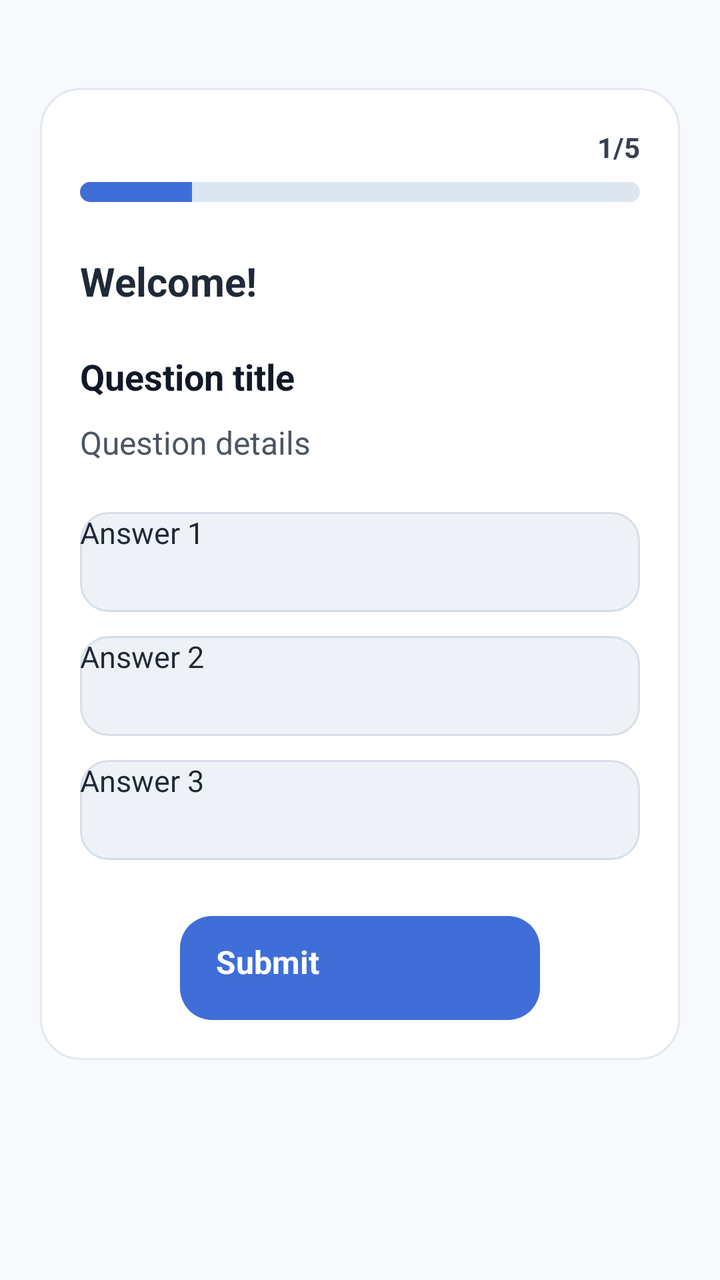
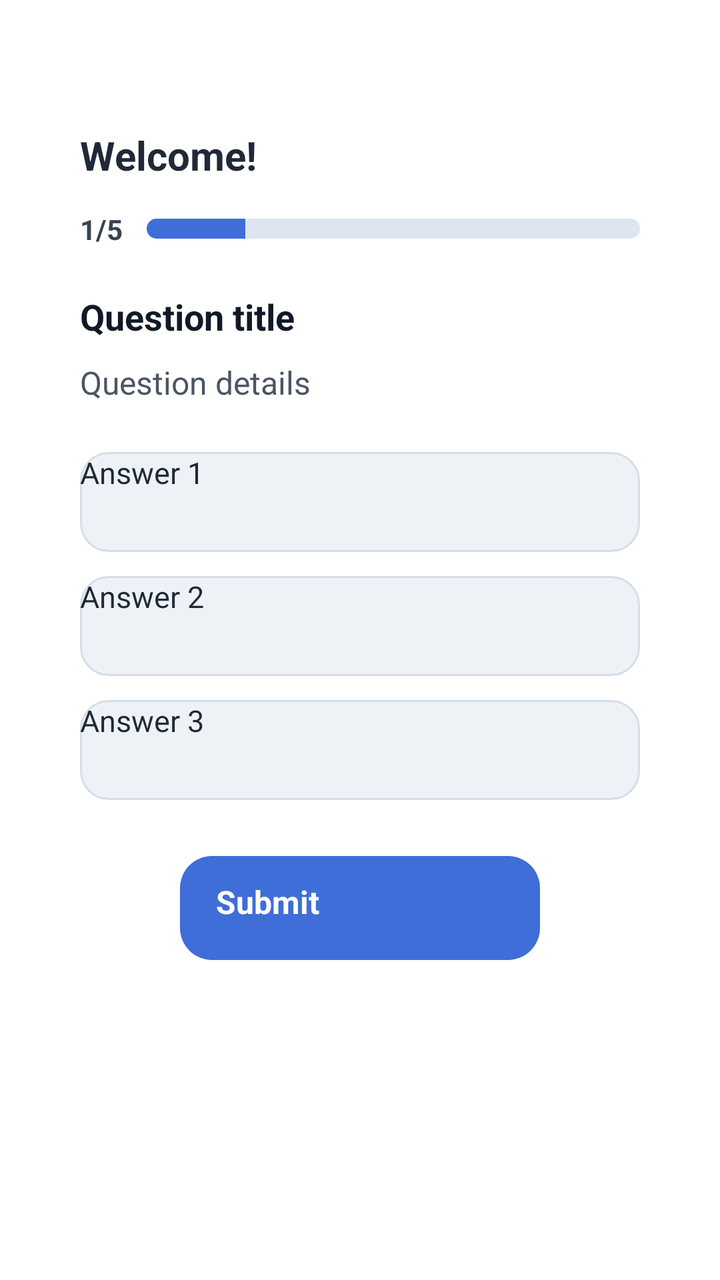

Before-and-after screenshots of an Android layout around one commit, followed by the original layout XML and the change that was made.
<!-- AndroidManifest.xml: application theme Theme.SIT30531C -->
<!-- res/layout/activity_quiz.xml -->
<?xml version="1.0" encoding="utf-8"?>
<ScrollView xmlns:android="http://schemas.android.com/apk/res/android"
    android:layout_width="match_parent"
    android:layout_height="match_parent"
    android:background="@drawable/bg_screen"
    android:fillViewport="true">

    <LinearLayout
        android:layout_width="match_parent"
        android:layout_height="wrap_content"
        android:gravity="center_horizontal"
        android:orientation="vertical"
        android:padding="20dp">

        <LinearLayout
            android:id="@+id/quizCard"
            android:layout_width="match_parent"
            android:layout_height="wrap_content"
            android:layout_marginTop="24dp"
            android:background="@drawable/bg_card"
            android:orientation="vertical"
            android:padding="20dp">

            <TextView
                android:id="@+id/progressText"
                android:layout_width="wrap_content"
                android:layout_height="wrap_content"
                android:layout_gravity="end"
                android:text="1/5"
                android:textColor="#374151"
                android:textSize="14sp"
                android:textStyle="bold" />

            <ProgressBar
                android:id="@+id/quizProgressBar"
                style="?android:attr/progressBarStyleHorizontal"
                android:layout_width="match_parent"
                android:layout_height="10dp"
                android:layout_marginTop="8dp"
                android:max="5"
                android:progress="1"
                android:progressDrawable="@drawable/progress_quiz" />

            <TextView
                android:id="@+id/welcomeText"
                android:layout_width="wrap_content"
                android:layout_height="wrap_content"
                android:layout_marginTop="26dp"
                android:text="Welcome!"
                android:textColor="#1F2937"
                android:textSize="20sp"
                android:textStyle="bold" />

            <TextView
                android:id="@+id/questionTitleText"
                android:layout_width="match_parent"
                android:layout_height="wrap_content"
                android:layout_marginTop="22dp"
                android:text="Question title"
                android:textColor="#111827"
                android:textSize="18sp"
                android:textStyle="bold" />

            <TextView
                android:id="@+id/questionDetailText"
                android:layout_width="match_parent"
                android:layout_height="wrap_content"
                android:layout_marginTop="10dp"
                android:lineSpacingExtra="4dp"
                android:text="Question details"
                android:textColor="#4B5563"
                android:textSize="16sp" />

            <Button
                android:id="@+id/answerOneButton"
                android:layout_width="match_parent"
                android:layout_height="50dp"
                android:layout_marginTop="24dp"
                android:background="@drawable/bg_answer_neutral"
                android:text="Answer 1"
                android:textColor="#1F2937"
                android:textSize="15sp" />

            <Button
                android:id="@+id/answerTwoButton"
                android:layout_width="match_parent"
                android:layout_height="50dp"
                android:layout_marginTop="12dp"
                android:background="@drawable/bg_answer_neutral"
                android:text="Answer 2"
                android:textColor="#1F2937"
                android:textSize="15sp" />

            <Button
                android:id="@+id/answerThreeButton"
                android:layout_width="match_parent"
                android:layout_height="50dp"
                android:layout_marginTop="12dp"
                android:background="@drawable/bg_answer_neutral"
                android:text="Answer 3"
                android:textColor="#1F2937"
                android:textSize="15sp" />

            <TextView
                android:id="@+id/feedbackText"
                android:layout_width="match_parent"
                android:layout_height="wrap_content"
                android:layout_marginTop="18dp"
                android:gravity="center"
                android:textColor="#1F2937"
                android:textSize="16sp"
                android:textStyle="bold"
                android:visibility="gone" />

            <Button
                android:id="@+id/submitButton"
                android:layout_width="180dp"
                android:layout_height="52dp"
                android:layout_gravity="center_horizontal"
                android:layout_marginTop="28dp"
                android:background="@drawable/bg_button_primary"
                android:text="Submit"
                android:textColor="#FFFFFFFF"
                android:textSize="16sp"
                android:textStyle="bold" />

            <Button
                android:id="@+id/nextButton"
                android:layout_width="180dp"
                android:layout_height="52dp"
                android:layout_gravity="center_horizontal"
                android:layout_marginTop="16dp"
                android:background="@drawable/bg_button_primary"
                android:text="Next"
                android:textColor="#FFFFFFFF"
                android:textSize="16sp"
                android:textStyle="bold"
                android:visibility="gone" />
        </LinearLayout>
    </LinearLayout>
</ScrollView>
<!-- resources referenced by this layout -->
<resources>
  <!-- drawable bg_answer_neutral (drawable) -->
  <?xml version="1.0" encoding="utf-8"?>
  <shape xmlns:android="http://schemas.android.com/apk/res/android">
      <solid android:color="#EEF2F7" />
      <corners android:radius="14dp" />
      <stroke
          android:width="1dp"
          android:color="#D5DEE9" />
  </shape>
  <!-- drawable bg_button_primary (drawable) -->
  <?xml version="1.0" encoding="utf-8"?>
  <shape xmlns:android="http://schemas.android.com/apk/res/android">
      <solid android:color="#3F6ED8" />
      <corners android:radius="16dp" />
      <padding
          android:left="18dp"
          android:right="18dp"
          android:top="12dp"
          android:bottom="12dp" />
  </shape>
  <!-- drawable bg_card (drawable) -->
  <?xml version="1.0" encoding="utf-8"?>
  <shape xmlns:android="http://schemas.android.com/apk/res/android">
      <solid android:color="#FFFFFFFF" />
      <corners android:radius="20dp" />
      <stroke
          android:width="1dp"
          android:color="#E3E8F0" />
  </shape>
  <!-- drawable bg_screen (drawable) -->
  <?xml version="1.0" encoding="utf-8"?>
  <shape xmlns:android="http://schemas.android.com/apk/res/android">
      <solid android:color="#F7F9FC" />
  </shape>
  <!-- drawable progress_quiz (drawable) -->
  <?xml version="1.0" encoding="utf-8"?>
  <layer-list xmlns:android="http://schemas.android.com/apk/res/android">
      <item android:id="@android:id/background">
          <shape>
              <corners android:radius="6dp" />
              <solid android:color="#DDE5F0" />
          </shape>
      </item>
      <item android:id="@android:id/progress">
          <clip>
              <shape>
                  <corners android:radius="6dp" />
                  <solid android:color="#3F6ED8" />
              </shape>
          </clip>
      </item>
  </layer-list>
  <style name="Theme.SIT30531C" parent="android:Theme.Material.Light.NoActionBar" />
</resources>

<!-- the commit's change to res/layout/activity_quiz.xml (unified diff, before → after) -->
@@ -2,7 +2,7 @@
 <ScrollView xmlns:android="http://schemas.android.com/apk/res/android"
     android:layout_width="match_parent"
     android:layout_height="match_parent"
-    android:background="@drawable/bg_screen"
+    android:background="#FFFFFFFF"
     android:fillViewport="true">
 
     <LinearLayout
@@ -17,39 +17,45 @@
             android:layout_width="match_parent"
             android:layout_height="wrap_content"
             android:layout_marginTop="24dp"
-            android:background="@drawable/bg_card"
             android:orientation="vertical"
             android:padding="20dp">
-
-            <TextView
-                android:id="@+id/progressText"
-                android:layout_width="wrap_content"
-                android:layout_height="wrap_content"
-                android:layout_gravity="end"
-                android:text="1/5"
-                android:textColor="#374151"
-                android:textSize="14sp"
-                android:textStyle="bold" />
-
-            <ProgressBar
-                android:id="@+id/quizProgressBar"
-                style="?android:attr/progressBarStyleHorizontal"
-                android:layout_width="match_parent"
-                android:layout_height="10dp"
-                android:layout_marginTop="8dp"
-                android:max="5"
-                android:progress="1"
-                android:progressDrawable="@drawable/progress_quiz" />
 
             <TextView
                 android:id="@+id/welcomeText"
                 android:layout_width="wrap_content"
                 android:layout_height="wrap_content"
-                android:layout_marginTop="26dp"
                 android:text="Welcome!"
                 android:textColor="#1F2937"
                 android:textSize="20sp"
                 android:textStyle="bold" />
+
+            <LinearLayout
+                android:layout_width="match_parent"
+                android:layout_height="wrap_content"
+                android:layout_marginTop="14dp"
+                android:gravity="center_vertical"
+                android:orientation="horizontal">
+
+                <TextView
+                    android:id="@+id/progressText"
+                    android:layout_width="wrap_content"
+                    android:layout_height="wrap_content"
+                    android:layout_marginEnd="12dp"
+                    android:text="1/5"
+                    android:textColor="#374151"
+                    android:textSize="14sp"
+                    android:textStyle="bold" />
+
+                <ProgressBar
+                    android:id="@+id/quizProgressBar"
+                    style="?android:attr/progressBarStyleHorizontal"
+                    android:layout_width="0dp"
+                    android:layout_height="10dp"
+                    android:layout_weight="1"
+                    android:max="5"
+                    android:progress="1"
+                    android:progressDrawable="@drawable/progress_quiz" />
+            </LinearLayout>
 
             <TextView
                 android:id="@+id/questionTitleText"
@@ -101,17 +107,6 @@
                 android:textColor="#1F2937"
                 android:textSize="15sp" />
 
-            <TextView
-                android:id="@+id/feedbackText"
-                android:layout_width="match_parent"
-                android:layout_height="wrap_content"
-                android:layout_marginTop="18dp"
-                android:gravity="center"
-                android:textColor="#1F2937"
-                android:textSize="16sp"
-                android:textStyle="bold"
-                android:visibility="gone" />
-
             <Button
                 android:id="@+id/submitButton"
                 android:layout_width="180dp"
<!-- resource entries referenced after the edit -->
@@ -20,20 +20,6 @@
           android:top="12dp"
           android:bottom="12dp" />
   </shape>
-  <!-- drawable bg_card (drawable) -->
-  <?xml version="1.0" encoding="utf-8"?>
-  <shape xmlns:android="http://schemas.android.com/apk/res/android">
-      <solid android:color="#FFFFFFFF" />
-      <corners android:radius="20dp" />
-      <stroke
-          android:width="1dp"
-          android:color="#E3E8F0" />
-  </shape>
-  <!-- drawable bg_screen (drawable) -->
-  <?xml version="1.0" encoding="utf-8"?>
-  <shape xmlns:android="http://schemas.android.com/apk/res/android">
-      <solid android:color="#F7F9FC" />
-  </shape>
   <!-- drawable progress_quiz (drawable) -->
   <?xml version="1.0" encoding="utf-8"?>
   <layer-list xmlns:android="http://schemas.android.com/apk/res/android">
